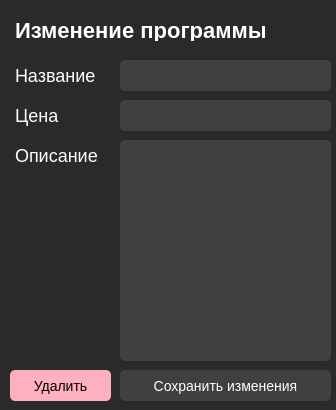
Old version of the form about_my_app/about_my_app.ui in the repository b0shka/selling_apps.
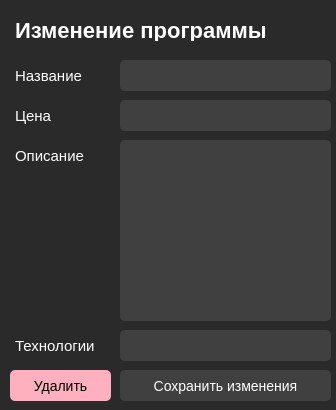
New version of the form.

```diff
--- a/about_my_app/about_my_app.ui
+++ b/about_my_app/about_my_app.ui
@@ -49,7 +49,7 @@
     </rect>
    </property>
    <property name="styleSheet">
-    <string notr="true">font-size: 18px;</string>
+    <string notr="true">font-size: 15px;</string>
    </property>
    <property name="text">
     <string>Название</string>
@@ -124,7 +124,7 @@
     </rect>
    </property>
    <property name="styleSheet">
-    <string notr="true">font-size: 18px;</string>
+    <string notr="true">font-size: 15px;</string>
    </property>
    <property name="text">
     <string>Цена</string>
@@ -140,7 +140,7 @@
     </rect>
    </property>
    <property name="styleSheet">
-    <string notr="true">font-size: 18px;</string>
+    <string notr="true">font-size: 15px;</string>
    </property>
    <property name="text">
     <string>Описание</string>
@@ -152,7 +152,7 @@
      <x>120</x>
      <y>140</y>
      <width>211</width>
-     <height>221</height>
+     <height>181</height>
     </rect>
    </property>
    <property name="styleSheet">
@@ -185,6 +185,40 @@
     <string>Удалить</string>
    </property>
   </widget>
+  <widget class="QLineEdit" name="lineEdit_3">
+   <property name="geometry">
+    <rect>
+     <x>120</x>
+     <y>330</y>
+     <width>211</width>
+     <height>31</height>
+    </rect>
+   </property>
+   <property name="styleSheet">
+    <string notr="true">padding: 2px;
+font-size: 14px;
+height: 28px;
+color: white;
+background-color: #404040;
+border-radius: 5px;</string>
+   </property>
+  </widget>
+  <widget class="QLabel" name="label_5">
+   <property name="geometry">
+    <rect>
+     <x>15</x>
+     <y>335</y>
+     <width>96</width>
+     <height>21</height>
+    </rect>
+   </property>
+   <property name="styleSheet">
+    <string notr="true">font-size: 15px;</string>
+   </property>
+   <property name="text">
+    <string>Технологии</string>
+   </property>
+  </widget>
  </widget>
  <resources/>
  <connections/>
```
